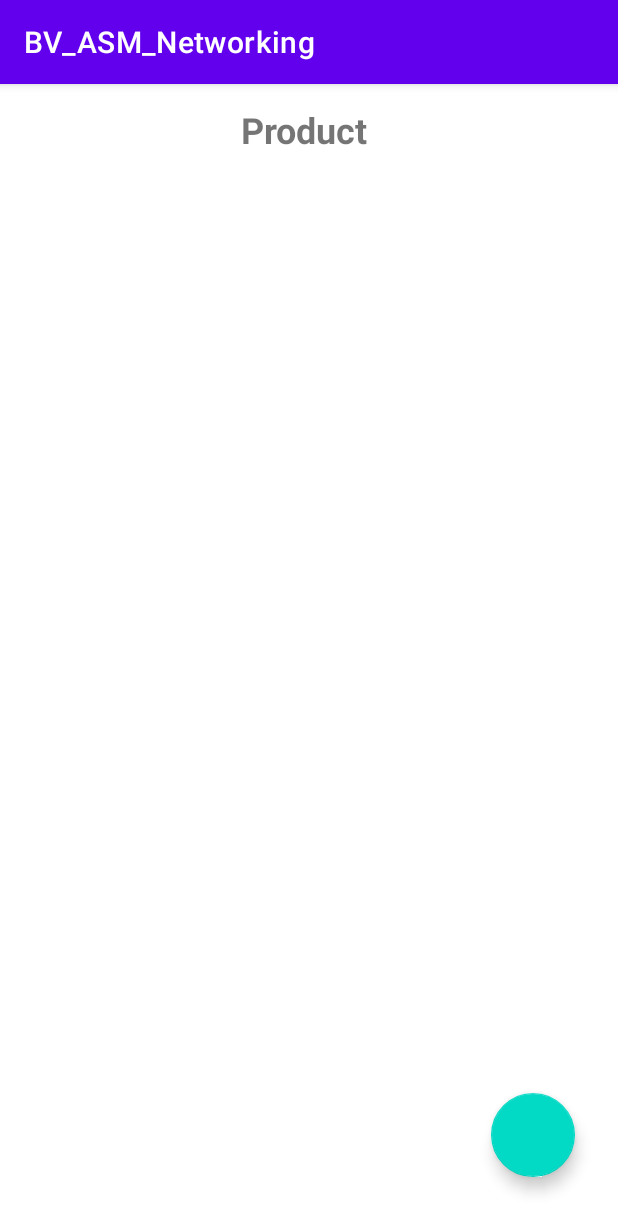
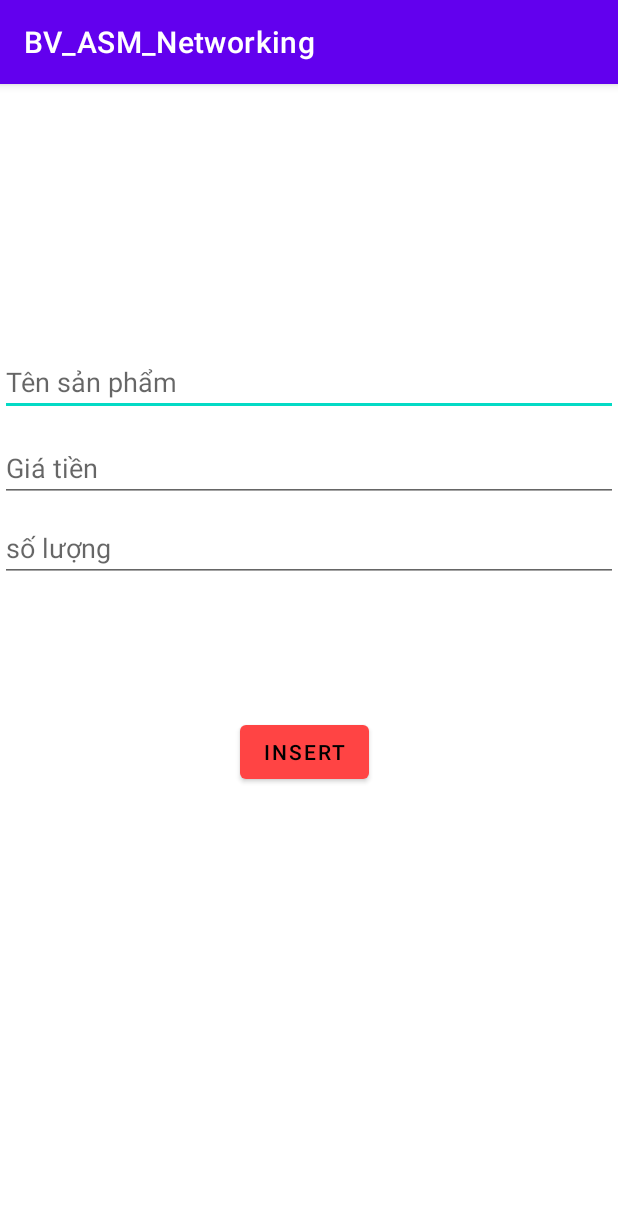
Before and after one commit to linh1701/Product_Dev, an Android app: the screen it shows after launch (MainActivity before the commit, InsertProductActivity after it), after a tap on an icon or button, on a phone screen of 412 x 824 dp. Shown: the top 1232 px of the screen. Run offline under Robolectric (Android 15) with nearby library versions, the phone set to English and light mode, and no system bars; pictures from the network do not load.

Commit message:
update android

```diff
--- a/BV_ASM_Networking/app/src/main/AndroidManifest.xml
+++ b/BV_ASM_Networking/app/src/main/AndroidManifest.xml
@@ -6,6 +6,7 @@
     <uses-permission android:name="android.permission.INTERNET" />
     <uses-permission android:name="android.permission.ACCESS_NETWORK_STATE" />
     <uses-permission android:name="android.permission.READ_EXTERNAL_STORAGE" />
+
     <application
         android:allowBackup="true"
         android:dataExtractionRules="@xml/data_extraction_rules"
@@ -18,6 +19,9 @@
         android:usesCleartextTraffic="true"
         tools:targetApi="31">
         <activity
+            android:name=".InsertProductActivity"
+            android:exported="false" />
+        <activity
             android:name=".MainActivity"
             android:exported="true">
             <intent-filter>
--- /dev/null
+++ b/BV_ASM_Networking/app/src/main/java/com/example/bv_asm_networking/InsertProductActivity.java
@@ -0,0 +1,131 @@
+package com.example.bv_asm_networking;
+
+import androidx.appcompat.app.AppCompatActivity;
+
+import android.content.Intent;
+import android.os.Bundle;
+import android.util.Log;
+import android.view.View;
+import android.widget.Button;
+import android.widget.EditText;
+import android.widget.ImageView;
+import android.widget.Spinner;
+import android.widget.Toast;
+
+import com.bumptech.glide.Glide;
+import com.example.bv_asm_networking.Requests.ProductRequest;
+import com.example.bv_asm_networking.Responses.ProductResponses;
+import com.example.bv_asm_networking.Retrofits.IRetrofitService;
+import com.example.bv_asm_networking.Retrofits.RetrofitBuider;
+import com.example.bv_asm_networking.model.Product;
+
+import retrofit2.Call;
+import retrofit2.Callback;
+import retrofit2.Response;
+
+public class InsertProductActivity extends AppCompatActivity {
+    IRetrofitService service;
+    EditText edPrice, edname, edquantity, edcaterory_id;
+    Button btnLuu;
+    public Integer productId;
+    @Override
+    protected void onCreate(Bundle savedInstanceState) {
+        super.onCreate(savedInstanceState);
+        setContentView(R.layout.activity_insert_product);
+
+        edPrice = (EditText) findViewById(R.id.edPrice);
+        edname = (EditText) findViewById(R.id.edAddName);
+        edquantity = (EditText) findViewById(R.id.edQuantity);
+        btnLuu = (Button) findViewById(R.id.btnLuu);
+        service = RetrofitBuider.createService(IRetrofitService.class);
+
+        Intent intent = getIntent();
+        productId = intent.getIntExtra("id", -1);
+
+        if (productId > -1){
+            service.getOneProduct(productId).enqueue(getOnProduct);
+            btnLuu.setText("Update");
+        }else {
+            btnLuu.setText("Insert");
+        }
+
+        btnLuu.setOnClickListener(new View.OnClickListener() {
+            @Override
+            public void onClick(View v) {
+                onInsertClick();
+            }
+        });
+    }
+
+    public void onInsertClick(){
+        String name  = edname.getText().toString();
+        Integer quantity = Integer.valueOf(edquantity.getText().toString());
+        Float price = Float.valueOf(edPrice.getText().toString());
+
+        if (productId > -1){
+            ProductRequest request = new ProductRequest(productId, name, price, quantity);
+            service.updateProduct(request).enqueue(updateProduct);
+        }else {
+            ProductRequest request = new ProductRequest(name, price, quantity);
+            service.insertProduct(request).enqueue(insertProduct);
+        }
+
+    }
+
+    Callback<ProductResponses> insertProduct = new Callback<ProductResponses>() {
+        @Override
+        public void onResponse(Call<ProductResponses> call, Response<ProductResponses> response) {
+            if (response.isSuccessful()) {
+                ProductResponses result = response.body();
+                Intent intent = new Intent(InsertProductActivity.this, MainActivity.class);
+                startActivity(intent);
+                finish();
+            }
+        }
+
+        @Override
+        public void onFailure(Call<ProductResponses> call, Throwable t) {
+            Log.d(">>> insert", "onFailure"+ t.getMessage());
+        }
+    };
+    Callback<ProductResponses> updateProduct = new Callback<ProductResponses>() {
+        @Override
+        public void onResponse(Call<ProductResponses> call, Response<ProductResponses> response) {
+            if (response.isSuccessful()) {
+                ProductResponses result = response.body();
+                Toast.makeText(InsertProductActivity.this, "Update successssfuly", Toast.LENGTH_SHORT).show();
+                Intent intent = new Intent(InsertProductActivity.this, MainActivity.class);
+                startActivity(intent);
+                finish();
+            }
+        }
+
+        @Override
+        public void onFailure(Call<ProductResponses> call, Throwable t) {
+            Log.d(">>> update", "onFailure"+ t.getMessage());
+        }
+    };
+
+    Callback<Product> getOnProduct = new Callback<Product>() {
+        @Override
+        public void onResponse(Call<Product> call, Response<Product> response) {
+            if (response.isSuccessful()) {
+                Product result = response.body();
+                edname.setText(result.getName());
+                edPrice.setText(result.getPrice()+"");
+                edquantity.setText(result.getQuantity()+"");
+////                edcaterory_id.setText(result.getCategory_id()+"");
+//                spinnerProductId.setSelection(adapter.getPositon(result.getCategory_id()));
+//                Glide.with(InsertProductActivity.this).load(result.getImage()).into(imageInsertProduct);
+//                path = result.getImage();
+            }
+        }
+
+        @Override
+        public void onFailure(Call<Product> call, Throwable t) {
+            Log.d(">>> insert", "onFailure"+ t.getMessage());
+        }
+    };
+
+
+}
--- a/BV_ASM_Networking/app/src/main/java/com/example/bv_asm_networking/MainActivity.java
+++ b/BV_ASM_Networking/app/src/main/java/com/example/bv_asm_networking/MainActivity.java
@@ -4,6 +4,7 @@ import androidx.appcompat.app.AppCompatActivity;
 import androidx.recyclerview.widget.LinearLayoutManager;
 import androidx.recyclerview.widget.RecyclerView;
 
+import android.content.Intent;
 import android.os.Bundle;
 import android.util.Log;
 import android.view.View;
@@ -45,9 +46,9 @@ public class MainActivity extends AppCompatActivity {
         fabInsert.setOnClickListener(new View.OnClickListener() {
             @Override
             public void onClick(View v) {
-//                Intent intent = new Intent(this, InsertProductActivity.class);
-//                startActivity(intent);
-//                getActivity().finish();
+                Intent intent = new Intent(MainActivity.this, InsertProductActivity.class);
+                startActivity(intent);
+                finish();
             }
         });
     }
--- /dev/null
+++ b/BV_ASM_Networking/app/src/main/res/layout/activity_insert_product.xml
@@ -0,0 +1,60 @@
+<?xml version="1.0" encoding="utf-8"?>
+<androidx.constraintlayout.widget.ConstraintLayout xmlns:android="http://schemas.android.com/apk/res/android"
+    xmlns:app="http://schemas.android.com/apk/res-auto"
+    xmlns:tools="http://schemas.android.com/tools"
+    android:layout_width="match_parent"
+    android:layout_height="match_parent"
+    tools:context=".InsertProductActivity">
+
+    <EditText
+        android:id="@+id/edAddName"
+        android:layout_width="match_parent"
+        android:layout_height="wrap_content"
+        android:layout_marginTop="176dp"
+        android:hint="Tên sản phẩm"
+        app:layout_constraintEnd_toEndOf="parent"
+        app:layout_constraintHorizontal_bias="0.0"
+        app:layout_constraintStart_toStartOf="parent"
+        app:layout_constraintTop_toTopOf="parent" />
+
+    <EditText
+        android:id="@+id/edQuantity"
+        android:layout_width="match_parent"
+        android:layout_height="wrap_content"
+        android:layout_marginTop="8dp"
+        android:hint="số lượng"
+        android:inputType="number"
+        app:layout_constraintEnd_toEndOf="parent"
+        app:layout_constraintHorizontal_bias="0.0"
+        app:layout_constraintStart_toStartOf="parent"
+        app:layout_constraintTop_toBottomOf="@+id/edPrice" />
+
+    <EditText
+        android:id="@+id/edPrice"
+        android:layout_width="match_parent"
+        android:layout_height="wrap_content"
+        android:layout_marginTop="12dp"
+        android:hint="Giá tiền"
+        android:inputType="text"
+        app:layout_constraintEnd_toEndOf="parent"
+        app:layout_constraintHorizontal_bias="0.0"
+        app:layout_constraintStart_toStartOf="parent"
+        app:layout_constraintTop_toBottomOf="@+id/edAddName" />
+
+    <Button
+        android:id="@+id/btnLuu"
+        android:layout_width="wrap_content"
+        android:layout_height="wrap_content"
+        android:layout_weight="1"
+        android:insetRight="5dp"
+        android:text="Lưu"
+        android:textColor="@color/black"
+        app:backgroundTint="@android:color/holo_red_light"
+        app:layout_constraintBottom_toBottomOf="parent"
+        app:layout_constraintEnd_toEndOf="parent"
+        app:layout_constraintHorizontal_bias="0.498"
+        app:layout_constraintStart_toStartOf="parent"
+        app:layout_constraintTop_toBottomOf="@+id/edQuantity"
+        app:layout_constraintVertical_bias="0.23" />
+
+</androidx.constraintlayout.widget.ConstraintLayout>
```
